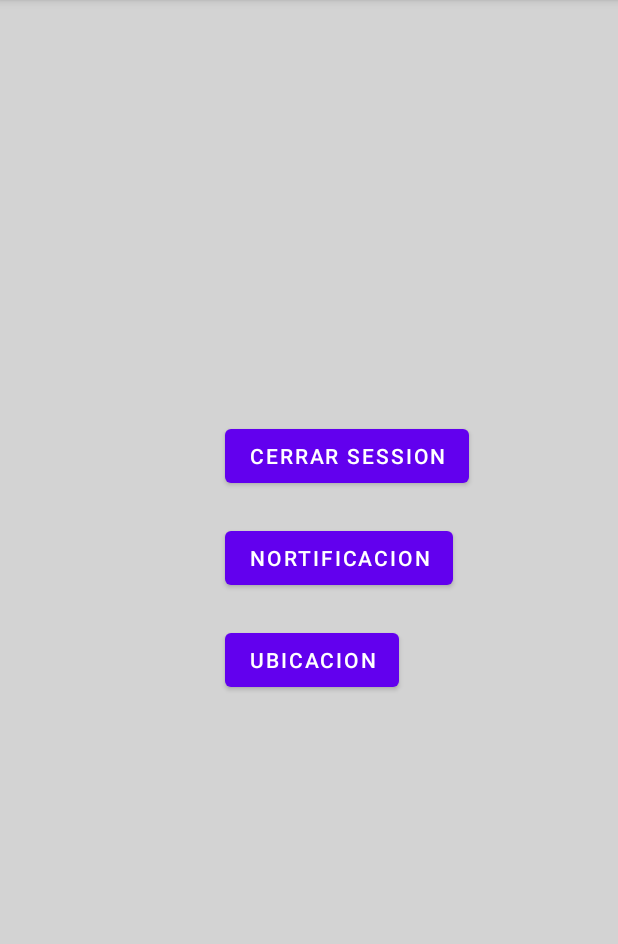
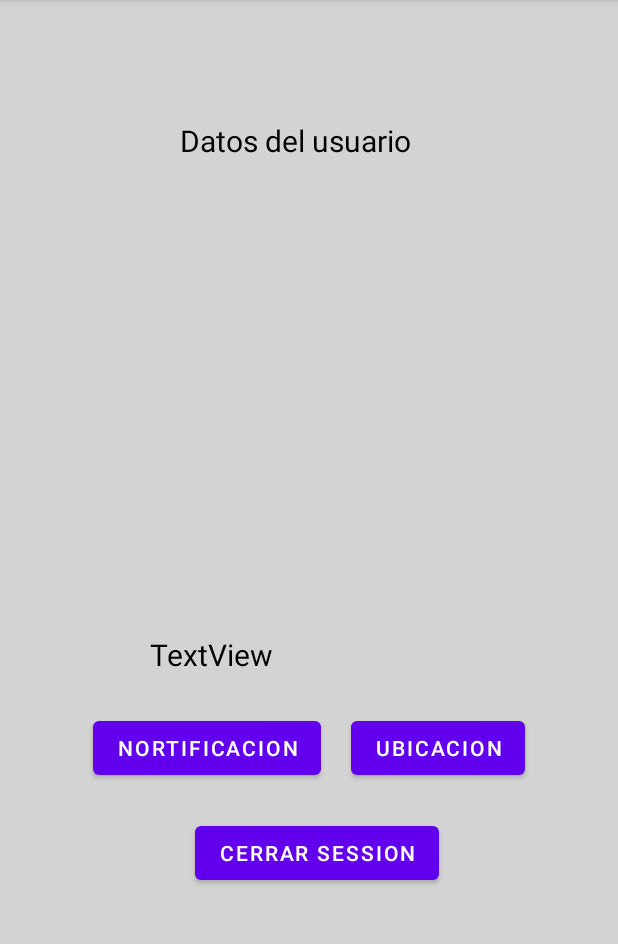
Before and after one commit to Ricardo499/Aplicacion_API_Restful, an Android app: the Login screen opened directly, with no data from a screen before it, on a phone screen of 412 x 824 dp, the part 84-1028 px from its top. Run offline under Robolectric (Android 15) with nearby library versions, the phone set to English and light mode, and no system bars.

Commit message:
third commit

```diff
--- a/app/src/main/java/com/example/milogin/Login.java
+++ b/app/src/main/java/com/example/milogin/Login.java
@@ -6,16 +6,54 @@ import android.content.SharedPreferences;
 import android.os.Bundle;
 import android.view.View;
 import android.widget.Button;
+import android.widget.TextView;
 
 import androidx.appcompat.app.AppCompatActivity;
 
 public class Login extends AppCompatActivity  {
+    Button Admin, Editar, Eliminar;
     Button Cerrar_Session, Nortificacion, Mapa;
-
+    TextView Usuario, Correo, Fecha, Nacionalidad, Opcion;
+    SharedPreferences preferences;
+    SharedPreferences.Editor editor;
     @Override
     protected void onCreate(Bundle savedInstanceState) {
         super.onCreate(savedInstanceState);
         setContentView(R.layout.login);
+        preferences = getSharedPreferences("sesiones", Context.MODE_PRIVATE);
+        editor = preferences.edit();
+
+        Usuario = findViewById(R.id.textViewUsuario);
+        Correo = findViewById(R.id.textViewCorreo);
+        Fecha = findViewById(R.id.textViewFecha);
+        Nacionalidad = findViewById(R.id.textViewNacionalidad);
+        Opcion = findViewById(R.id.opcion_Admin);
+        Admin= findViewById(R.id.btnAdmin);
+        Editar = findViewById(R.id.btnEditar);
+        Eliminar =findViewById(R.id.btnEliminar);
+
+
+        String usuario = preferences.getString("usuario", "");
+        String correo = preferences.getString("correo", "");
+        String fecha = preferences.getString("fecha", "");
+        String pais = preferences.getString("pais", "");
+
+        Usuario.setText(usuario);
+        Correo.setText(correo);
+        Fecha.setText(fecha);
+        Nacionalidad.setText(pais);
+        String Nivel = preferences.getString("nivel", "normi");
+        if (Nivel.equals("admin")){
+            Opcion.setVisibility(View.VISIBLE);
+            Admin.setVisibility(View.VISIBLE);
+            Editar.setVisibility(View.VISIBLE);
+            Eliminar.setVisibility(View.VISIBLE);
+        }else{
+            Opcion.setVisibility(View.INVISIBLE);
+            Admin.setVisibility(View.INVISIBLE);
+            Editar.setVisibility(View.INVISIBLE);
+            Eliminar.setVisibility(View.INVISIBLE);
+        }
 
 
         Cerrar_Session = (Button) findViewById(R.id.cerrar_session);
@@ -23,7 +61,8 @@ public class Login extends AppCompatActivity  {
         Cerrar_Session.setOnClickListener(new View.OnClickListener() {
             @Override
             public void onClick(View view) {
-
+                editor.putBoolean("sesion", false);
+                editor.apply();
                 startActivity(new Intent(Login.this, MainActivity.class));
             }
         });
--- a/app/src/main/java/com/example/milogin/MainActivity.java
+++ b/app/src/main/java/com/example/milogin/MainActivity.java
@@ -78,15 +78,16 @@ public class MainActivity extends AppCompatActivity {
         });
     }
 
-    private void guardarSesion(String usuario, String correo, String fecha, String pais, String nivel) {
+    private void guardarSesion(String usuario, String correo,String contraseña, String fecha, String pais, String nivel) {
         editor.putBoolean("sesion", true);
         editor.putString("usuario", usuario);
         editor.putString("correo", correo);
+        editor.putString("contraseña", contraseña);
         editor.putString("fecha", fecha);
         editor.putString("pais", pais);
         editor.putString("nivel", nivel);
 
-        editor.apply();
+        editor.commit();
     }
 
 
@@ -113,7 +114,7 @@ public class MainActivity extends AppCompatActivity {
 
 
                         //shared
-                        guardarSesion(usuario, correo, fecha, pais, nivel);
+                        guardarSesion(usuario, correo, contraseña, fecha, pais, nivel);
                         startActivity(new Intent(MainActivity.this, Login.class));
 
                     } else {
--- a/app/src/main/res/layout/login.xml
+++ b/app/src/main/res/layout/login.xml
@@ -1,28 +1,132 @@
 <?xml version="1.0" encoding="utf-8"?>
 <LinearLayout xmlns:android="http://schemas.android.com/apk/res/android"
+    xmlns:app="http://schemas.android.com/apk/res-auto"
+    xmlns:tools="http://schemas.android.com/tools"
     android:layout_width="match_parent"
     android:layout_height="match_parent"
     android:orientation="vertical"
     android:background="#D3D3D3">
 
-    <Button
-        android:id="@+id/cerrar_session"
+    <TextView
+        android:id="@+id/textView"
         android:layout_width="wrap_content"
         android:layout_height="wrap_content"
-        android:text="@string/cerrar_session"
-        android:layout_marginStart="150dp"
+        android:layout_marginTop="80dp"
+        android:layout_marginStart="120dp"
         android:gravity="center"
-        android:layout_marginTop="280dp"
-        android:minHeight="48dp"/>
+        android:text="@string/Datos_Usuario"
+        android:textSize="20sp"
+        android:textColor="@color/black" />
+
+    <TextView
+        android:id="@+id/textViewUsuario"
+        android:layout_width="wrap_content"
+        android:layout_height="wrap_content"
+        android:layout_marginTop="40dp"
+        android:layout_marginStart="80dp"
+        android:gravity="center"
+        android:text="@string/TextView"
+        android:textSize="20sp"
+        android:textColor="@color/black" />
+
+    <TextView
+        android:id="@+id/textViewCorreo"
+        android:layout_width="wrap_content"
+        android:layout_height="wrap_content"
+        android:layout_marginTop="10dp"
+        android:layout_marginStart="80dp"
+        android:gravity="center"
+        android:text="@string/TextView"
+        android:textSize="20sp"
+        android:textColor="@color/black" />
+    <TextView
+        android:id="@+id/textViewFecha"
+        android:layout_width="wrap_content"
+        android:layout_height="wrap_content"
+        android:layout_marginTop="10dp"
+        android:layout_marginStart="80dp"
+        android:gravity="center"
+        android:text="@string/TextView"
+        android:textSize="20sp"
+        android:textColor="@color/black" />
+    <TextView
+        android:id="@+id/textViewNacionalidad"
+        android:layout_width="wrap_content"
+        android:layout_height="wrap_content"
+        android:layout_marginTop="10dp"
+        android:layout_marginStart="80dp"
+        android:gravity="center"
+        android:text="@string/TextView"
+        android:textSize="20sp"
+        android:textColor="@color/black" />
+
+    <LinearLayout
+        android:layout_width="match_parent"
+        android:layout_height="wrap_content"
+        android:layout_gravity="center_vertical">
+        <TextView
+            android:id="@+id/opcion_Admin"
+            android:layout_width="wrap_content"
+            android:layout_height="wrap_content"
+            android:layout_marginTop="10dp"
+            android:layout_marginStart="40dp"
+            android:gravity="center"
+            android:text="@string/Adminsitar"
+            android:textSize="20sp"
+            android:textColor="@color/black" />
+        <Button
+            android:id="@+id/btnAdmin"
+            android:layout_width="wrap_content"
+            android:layout_height="wrap_content"
+            android:text="@string/admin"
+            android:layout_marginStart="-320dp"
+            android:gravity="center"
+            android:layout_marginTop="60dp"
+            android:minHeight="48dp"/>
+        <Button
+            android:id="@+id/btnEditar"
+            android:layout_width="wrap_content"
+            android:layout_height="wrap_content"
+            android:text="@string/editar"
+            android:layout_marginStart="10dp"
+            android:gravity="center"
+            android:layout_marginTop="60dp"
+            android:minHeight="48dp"/>
+        <Button
+            android:id="@+id/btnEliminar"
+            android:layout_width="wrap_content"
+            android:layout_height="wrap_content"
+            android:text="@string/eliminar"
+            android:layout_marginStart="10dp"
+            android:gravity="center"
+            android:layout_marginTop="60dp"
+            android:minHeight="48dp"/>
+    </LinearLayout>
+<LinearLayout
+    android:layout_width="match_parent"
+    android:layout_height="wrap_content"
+    android:orientation="horizontal"
+>
+    <TextView
+        android:id="@+id/opcionesExtra"
+        android:layout_width="wrap_content"
+        android:layout_height="wrap_content"
+        android:layout_marginTop="20dp"
+        android:layout_marginStart="100dp"
+        android:gravity="center"
+        android:text="@string/TextView"
+        android:textSize="20sp"
+        android:textColor="@color/black" />
+
 
     <Button
         android:id="@+id/nortificacion"
         android:layout_width="wrap_content"
         android:layout_height="wrap_content"
         android:text="@string/nortificacion"
-        android:layout_marginStart="150dp"
+        android:layout_marginStart="-120dp"
         android:gravity="center"
-        android:layout_marginTop="20dp"
+        android:layout_marginTop="80dp"
         android:minHeight="48dp"/>
 
     <Button
@@ -30,11 +134,20 @@
         android:layout_width="wrap_content"
         android:layout_height="wrap_content"
         android:text="@string/mapa"
-        android:layout_marginStart="150dp"
+        android:layout_marginStart="20dp"
         android:gravity="center"
-        android:layout_marginTop="20dp"
+        android:layout_marginTop="80dp"
+        android:minHeight="48dp"/>
+    <Button
+        android:id="@+id/cerrar_session"
+        android:layout_width="wrap_content"
+        android:layout_height="wrap_content"
+        android:text="@string/cerrar_session"
+        android:layout_marginStart="-220dp"
+        android:gravity="center"
+        android:layout_marginTop="150dp"
         android:minHeight="48dp"/>
 
-
+</LinearLayout>
 
 </LinearLayout>
--- a/app/src/main/res/layout/nortificacion.xml
+++ b/app/src/main/res/layout/nortificacion.xml
@@ -7,14 +7,19 @@
     <TextView
         android:layout_width="wrap_content"
         android:layout_height="wrap_content"
-        android:text="@string/texto_nortificacion"/>
+        android:layout_marginTop="150dp"
+
+        android:gravity="center"
+        android:text="@string/texto_nortificacion"
+        android:textSize="20sp"
+        android:textColor="@color/black"/>
 
     <ImageButton
         android:id="@+id/nortificacion"
         android:layout_width="133dp"
         android:layout_height="112dp"
-        android:layout_marginStart="150dp"
-        android:layout_marginTop="350dp"
+        android:layout_marginStart="140dp"
+        android:layout_marginTop="50dp"
         android:background="@drawable/registrarse"
         android:gravity="center"
         android:minHeight="48dp"
--- a/app/src/main/res/layout/perfil.xml
+++ /dev/null
@@ -1,8 +0,0 @@
-<?xml version="1.0" encoding="utf-8"?>
-<androidx.constraintlayout.widget.ConstraintLayout xmlns:android="http://schemas.android.com/apk/res/android"
-    xmlns:app="http://schemas.android.com/apk/res-auto"
-    xmlns:tools="http://schemas.android.com/tools"
-    android:layout_width="match_parent"
-    android:layout_height="match_parent">
-
-</androidx.constraintlayout.widget.ConstraintLayout>
--- a/app/src/main/res/values/strings.xml
+++ b/app/src/main/res/values/strings.xml
@@ -280,10 +280,19 @@
         <item>Zimbabue</item>
     </string-array>
 
-
+    <string name="extra">Seleccione estas opciones para mas contenido</string>
     <string name="nortificacion">Nortificacion</string>
     <string name="mapa">Ubicacion</string>
+    <string name="Datos_Usuario">Datos del usuario</string>
+    <string name="Admin_Usuario">Adminsitrar_Usuario</string>
     <string name="cerrar_session">Cerrar session</string>
+
+    <string name="TextView">TextView</string>
+    <string name="Datos_text">Informacion del usuario</string>
+    <string name="Adminsitar">Elija estas opciones que desea realizar</string>
+    <string name="admin">Admin</string>
+    <string name="editar">Editar</string>
+    <string name="eliminar">Eliminar</string>
 
     <string name="texto_nortificacion">Selecciona la imagen para enviar la nortificación de bienvenida</string>
 
```
